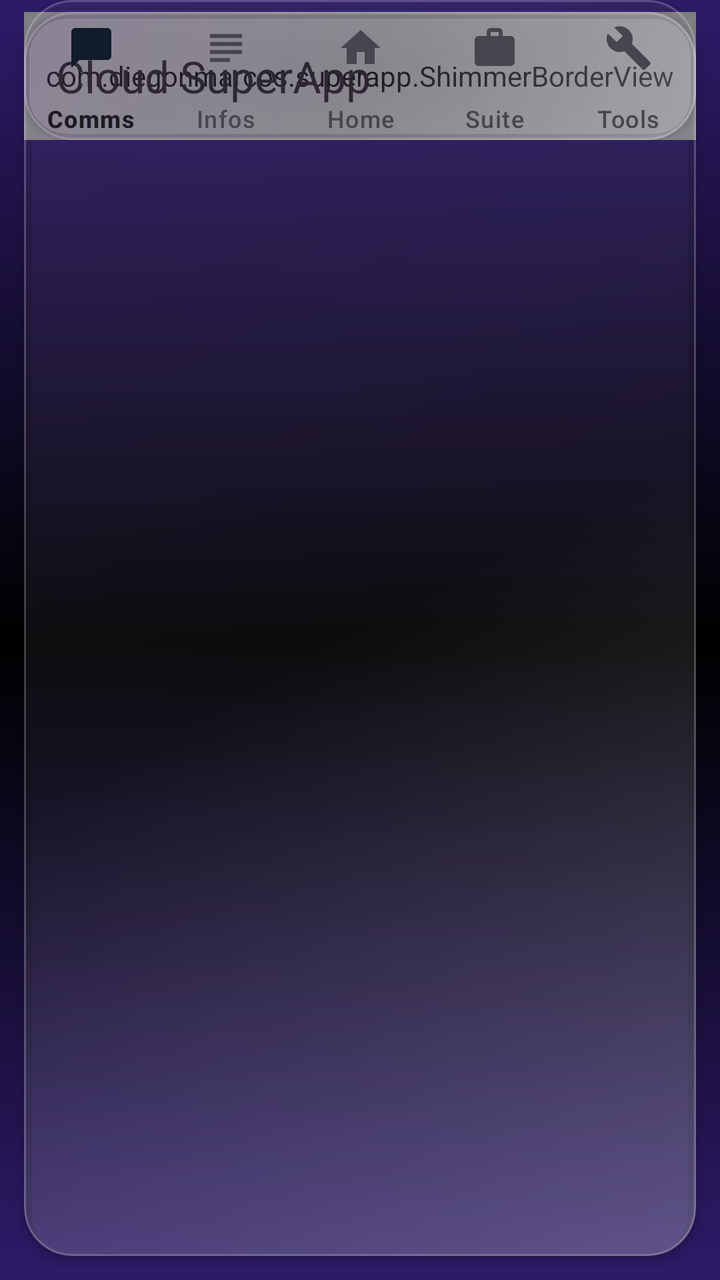
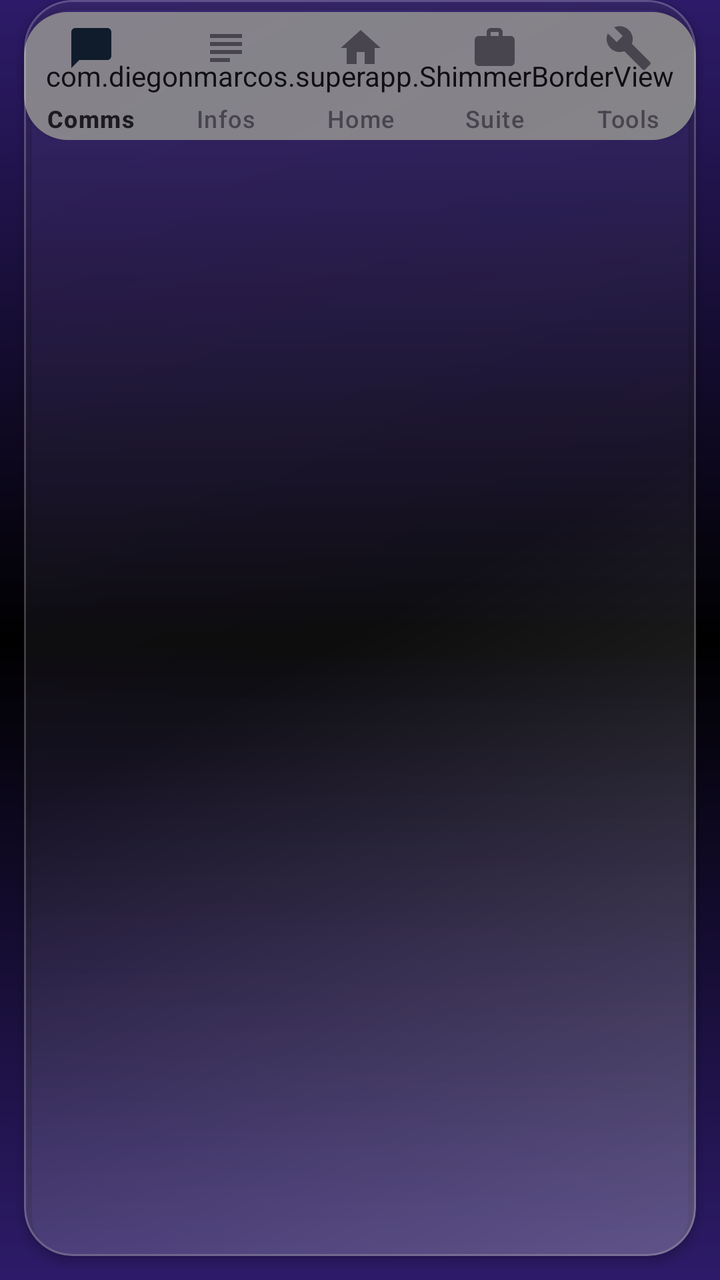

An Android layout rendered at two revisions. The XML below is the earlier revision; the diff shows what the commit changed to produce the second picture.
<!-- AndroidManifest.xml: application theme Theme.Superapp -->
<!-- res/layout/activity_main.xml -->
<?xml version="1.0" encoding="utf-8"?>
<androidx.drawerlayout.widget.DrawerLayout
    xmlns:android="http://schemas.android.com/apk/res/android"
    xmlns:app="http://schemas.android.com/apk/res-auto"
    xmlns:tools="http://schemas.android.com/tools"
    android:id="@+id/drawer_layout"
    android:layout_width="match_parent"
    android:layout_height="match_parent"
    android:fitsSystemWindows="true"
    tools:openDrawer="start">

    <androidx.coordinatorlayout.widget.CoordinatorLayout
        android:layout_width="match_parent"
        android:layout_height="match_parent"
        android:background="@drawable/bg_gradient_black_purple">

        
        <com.google.android.material.appbar.AppBarLayout
            android:id="@+id/app_bar"
            android:layout_width="match_parent"
            android:layout_height="wrap_content"
            android:background="@android:color/transparent"
            android:fitsSystemWindows="true"
            app:liftOnScroll="false">

            
            
            <FrameLayout
                android:layout_width="match_parent"
                android:layout_height="wrap_content"
                android:layout_marginStart="12dp"
                android:layout_marginEnd="12dp"
                android:layout_marginTop="6dp">

                <com.google.android.material.card.MaterialCardView
                    android:id="@+id/toolbar_island"
                    android:layout_width="match_parent"
                    android:layout_height="wrap_content"
                    app:cardCornerRadius="22dp"
                    app:cardElevation="2dp"
                    app:cardBackgroundColor="@android:color/transparent"
                    app:strokeWidth="0dp">

                    
                    <View
                        android:layout_width="match_parent"
                        android:layout_height="match_parent"
                        android:background="@drawable/bg_liquid_glass" />

                    <com.google.android.material.appbar.MaterialToolbar
                        android:id="@+id/toolbar"
                        android:layout_width="match_parent"
                        android:layout_height="?attr/actionBarSize"
                        android:background="@android:color/transparent"
                        app:titleCentered="false"
                        app:titleTextAppearance="?attr/textAppearanceTitleLarge"
                        app:title="@string/app_name" />

                </com.google.android.material.card.MaterialCardView>

                
                <com.diegonmarcos.superapp.ShimmerBorderView
                    android:id="@+id/toolbar_shimmer"
                    android:layout_width="match_parent"
                    android:layout_height="match_parent" />
            </FrameLayout>
        </com.google.android.material.appbar.AppBarLayout>

        
        <androidx.fragment.app.FragmentContainerView
            android:id="@+id/fragment_container"
            android:layout_width="match_parent"
            android:layout_height="match_parent"
            android:layout_marginBottom="96dp"
            app:layout_behavior="@string/appbar_scrolling_view_behavior" />

        
        <com.google.android.material.card.MaterialCardView
            android:id="@+id/bottom_nav_island"
            android:layout_width="match_parent"
            android:layout_height="wrap_content"
            android:layout_gravity="bottom"
            android:layout_marginStart="12dp"
            android:layout_marginEnd="12dp"
            android:layout_marginBottom="12dp"
            app:cardCornerRadius="24dp"
            app:cardElevation="3dp"
            app:cardBackgroundColor="@android:color/transparent"
            app:strokeWidth="0dp">

            
            <View
                android:layout_width="match_parent"
                android:layout_height="match_parent"
                android:background="@drawable/bg_liquid_glass" />

            <com.google.android.material.bottomnavigation.BottomNavigationView
                android:id="@+id/bottom_nav"
                android:layout_width="match_parent"
                android:layout_height="wrap_content"
                android:background="@android:color/transparent"
                app:labelVisibilityMode="labeled"
                app:menu="@menu/bottom_nav" />

        </com.google.android.material.card.MaterialCardView>
    </androidx.coordinatorlayout.widget.CoordinatorLayout>

    
    <include layout="@layout/view_drawer_panel" />

</androidx.drawerlayout.widget.DrawerLayout>
<!-- res/layout/view_drawer_panel.xml (included above) -->
<?xml version="1.0" encoding="utf-8"?>
<LinearLayout xmlns:android="http://schemas.android.com/apk/res/android"
    xmlns:app="http://schemas.android.com/apk/res-auto"
    android:id="@+id/drawer_panel"
    android:layout_width="280dp"
    android:layout_height="match_parent"
    android:layout_gravity="start"
    android:background="?attr/colorSurface"
    android:fitsSystemWindows="true"
    android:orientation="vertical">

    <com.google.android.material.tabs.TabLayout
        android:id="@+id/drawer_tabs"
        android:layout_width="match_parent"
        android:layout_height="wrap_content"
        app:tabGravity="fill"
        app:tabMode="fixed" />

    
    <com.google.android.material.tabs.TabLayout
        android:id="@+id/drawer_page_tabs"
        android:layout_width="match_parent"
        android:layout_height="wrap_content"
        android:background="?attr/colorSurfaceVariant"
        android:visibility="gone"
        app:tabMode="scrollable"
        app:tabContentStart="8dp"
        app:tabPaddingStart="12dp"
        app:tabPaddingEnd="12dp"
        app:tabTextAppearance="?attr/textAppearanceLabelMedium" />

    <androidx.fragment.app.FragmentContainerView
        android:id="@+id/drawer_content"
        android:layout_width="match_parent"
        android:layout_height="0dp"
        android:layout_weight="1" />
</LinearLayout>
<!-- resources referenced by this layout -->
<resources>
  <!-- drawable bg_gradient_black_purple (drawable) -->
  <?xml version="1.0" encoding="utf-8"?>
  <shape xmlns:android="http://schemas.android.com/apk/res/android"
      android:shape="rectangle">
      <gradient
          android:type="linear"
          android:angle="270"
          android:startColor="#FF2D1B69"
          android:centerColor="#FF000000"
          android:endColor="#FF2D1B69" />
  </shape>
  <!-- drawable bg_liquid_glass (drawable) -->
  <?xml version="1.0" encoding="utf-8"?>
  <layer-list xmlns:android="http://schemas.android.com/apk/res/android">
      <item>
          <shape android:shape="rectangle">
              <corners android:radius="24dp" />
              <gradient
                  android:type="linear"
                  android:angle="135"
                  android:startColor="#40FFFFFF"
                  android:centerColor="#0DFFFFFF"
                  android:endColor="#1AB794F4" />
          </shape>
      </item>
      
      <item>
          <shape android:shape="rectangle">
              <corners android:radius="24dp" />
              <stroke
                  android:width="1dp"
                  android:color="#33FFFFFF" />
          </shape>
      </item>
  </layer-list>
  <string name="app_name">Cloud SuperApp</string>
  <style name="Theme.Superapp" parent="Theme.Material3.DayNight.NoActionBar">
          
          <item name="colorPrimary">@color/cloud_primary</item>
          <item name="colorOnPrimary">@color/cloud_on_primary</item>
          <item name="colorPrimaryContainer">@color/cloud_primary_container</item>
          <item name="colorOnPrimaryContainer">@color/cloud_on_primary_container</item>
          <item name="colorSecondary">@color/cloud_secondary</item>
          <item name="colorSecondaryContainer">@color/cloud_secondary_container</item>
          <item name="colorOnSecondaryContainer">@color/cloud_on_secondary_container</item>
          <item name="colorTertiary">@color/cloud_tertiary</item>
          <item name="colorTertiaryContainer">@color/cloud_tertiary_container</item>
  
          
          <item name="android:windowBackground">@drawable/bg_gradient_black_purple</item>
          <item name="android:colorBackground">#FF000000</item>
  
          
          <item name="android:statusBarColor" tools:targetApi="lollipop">@android:color/transparent</item>
          <item name="android:navigationBarColor" tools:targetApi="lollipop">@android:color/transparent</item>
          <item name="android:windowDrawsSystemBarBackgrounds" tools:targetApi="lollipop">true</item>
          <item name="android:windowLightStatusBar" tools:targetApi="m">false</item>
          <item name="android:windowLightNavigationBar" tools:targetApi="o_mr1">false</item>
          <item name="android:enforceStatusBarContrast" tools:targetApi="q">false</item>
          <item name="android:enforceNavigationBarContrast" tools:targetApi="q">false</item>
  
          
          <item name="bottomNavigationStyle">@style/Widget.CloudSuperApp.BottomNavigationView</item>
      </style>
  <color name="cloud_primary">#FF1565C0</color>
  <color name="cloud_on_primary">#FFFFFFFF</color>
  <color name="cloud_primary_container">#FFD0E4FF</color>
  <color name="cloud_on_primary_container">#FF001D36</color>
  <color name="cloud_secondary">#FF535F70</color>
  <color name="cloud_secondary_container">#FFD7E3F7</color>
  <color name="cloud_on_secondary_container">#FF101C2B</color>
  <color name="cloud_tertiary">#FF6B5778</color>
  <color name="cloud_tertiary_container">#FFF3DAFF</color>
  <style name="Widget.CloudSuperApp.BottomNavigationView" parent="Widget.Material3.BottomNavigationView">
          <item name="itemActiveIndicatorStyle">@style/Widget.CloudSuperApp.BottomNavigationView.ActiveIndicator</item>
      </style>
  <style name="Widget.CloudSuperApp.BottomNavigationView.ActiveIndicator" parent="Widget.Material3.BottomNavigationView.ActiveIndicator">
          <item name="android:color">@color/cloud_primary_container</item>
      </style>
</resources>

<!-- the commit's change to res/layout/activity_main.xml (unified diff, before → after) -->
@@ -24,46 +24,38 @@
             app:liftOnScroll="false">
 
             
-            
-            <FrameLayout
+            <com.google.android.material.card.MaterialCardView
+                android:id="@+id/toolbar_island"
                 android:layout_width="match_parent"
                 android:layout_height="wrap_content"
                 android:layout_marginStart="12dp"
                 android:layout_marginEnd="12dp"
-                android:layout_marginTop="6dp">
+                android:layout_marginTop="6dp"
+                app:cardCornerRadius="22dp"
+                app:cardElevation="2dp"
+                app:cardBackgroundColor="@android:color/transparent"
+                app:strokeWidth="0dp">
 
-                <com.google.android.material.card.MaterialCardView
-                    android:id="@+id/toolbar_island"
+                <View
                     android:layout_width="match_parent"
-                    android:layout_height="wrap_content"
-                    app:cardCornerRadius="22dp"
-                    app:cardElevation="2dp"
-                    app:cardBackgroundColor="@android:color/transparent"
-                    app:strokeWidth="0dp">
+                    android:layout_height="match_parent"
+                    android:background="@drawable/bg_liquid_glass" />
 
-                    
-                    <View
-                        android:layout_width="match_parent"
-                        android:layout_height="match_parent"
-                        android:background="@drawable/bg_liquid_glass" />
+                <com.google.android.material.appbar.MaterialToolbar
+                    android:id="@+id/toolbar"
+                    android:layout_width="match_parent"
+                    android:layout_height="?attr/actionBarSize"
+                    android:background="@android:color/transparent"
+                    app:titleCentered="false"
+                    app:titleTextAppearance="?attr/textAppearanceTitleLarge"
+                    app:title="@string/app_name" />
 
-                    <com.google.android.material.appbar.MaterialToolbar
-                        android:id="@+id/toolbar"
-                        android:layout_width="match_parent"
-                        android:layout_height="?attr/actionBarSize"
-                        android:background="@android:color/transparent"
-                        app:titleCentered="false"
-                        app:titleTextAppearance="?attr/textAppearanceTitleLarge"
-                        app:title="@string/app_name" />
-
-                </com.google.android.material.card.MaterialCardView>
-
-                
                 <com.diegonmarcos.superapp.ShimmerBorderView
                     android:id="@+id/toolbar_shimmer"
                     android:layout_width="match_parent"
                     android:layout_height="match_parent" />
-            </FrameLayout>
+
+            </com.google.android.material.card.MaterialCardView>
         </com.google.android.material.appbar.AppBarLayout>
 
         
